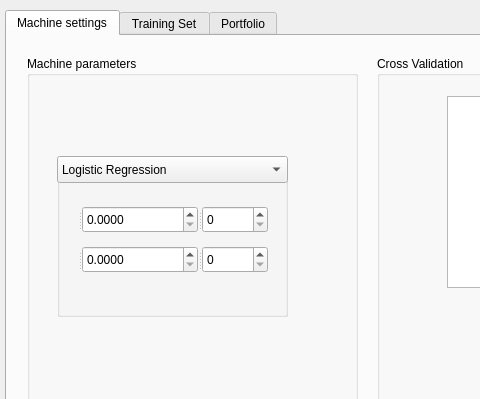
aydevosotros/MachineBenchMark, file MachineBenchMark/UI/Prueba1.ui: the form before one commit; both pictures show x 0 to 480 and y 0 to 399 of the 800 by 600 pixel window.
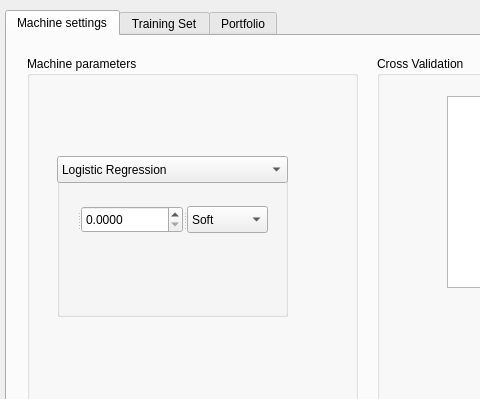
The form after the commit. Custom widgets are drawn as their Qt base class.

What changed in the file:
```diff
--- a/MachineBenchMark/UI/Prueba1.ui
+++ b/MachineBenchMark/UI/Prueba1.ui
@@ -92,34 +92,18 @@
           <double>0.100000000000000</double>
          </property>
         </widget>
-        <widget class="QSpinBox" name="spinBox_3"/>
-       </widget>
-       <widget class="QSplitter" name="splitter_2">
-        <property name="geometry">
-         <rect>
-          <x>10</x>
-          <y>80</y>
-          <width>201</width>
-          <height>27</height>
-         </rect>
-        </property>
-        <property name="orientation">
-         <enum>Qt::Horizontal</enum>
-        </property>
-        <widget class="QLabel" name="label_6">
-         <property name="text">
-          <string/>
-         </property>
+        <widget class="QComboBox" name="comboBox_5">
+         <item>
+          <property name="text">
+           <string>Soft</string>
+          </property>
+         </item>
+         <item>
+          <property name="text">
+           <string>Hard</string>
+          </property>
+         </item>
         </widget>
-        <widget class="QDoubleSpinBox" name="doubleSpinBox_2">
-         <property name="decimals">
-          <number>4</number>
-         </property>
-         <property name="singleStep">
-          <double>0.100000000000000</double>
-         </property>
-        </widget>
-        <widget class="QSpinBox" name="spinBox_4"/>
        </widget>
       </widget>
       <widget class="QComboBox" name="comboBox">
```
